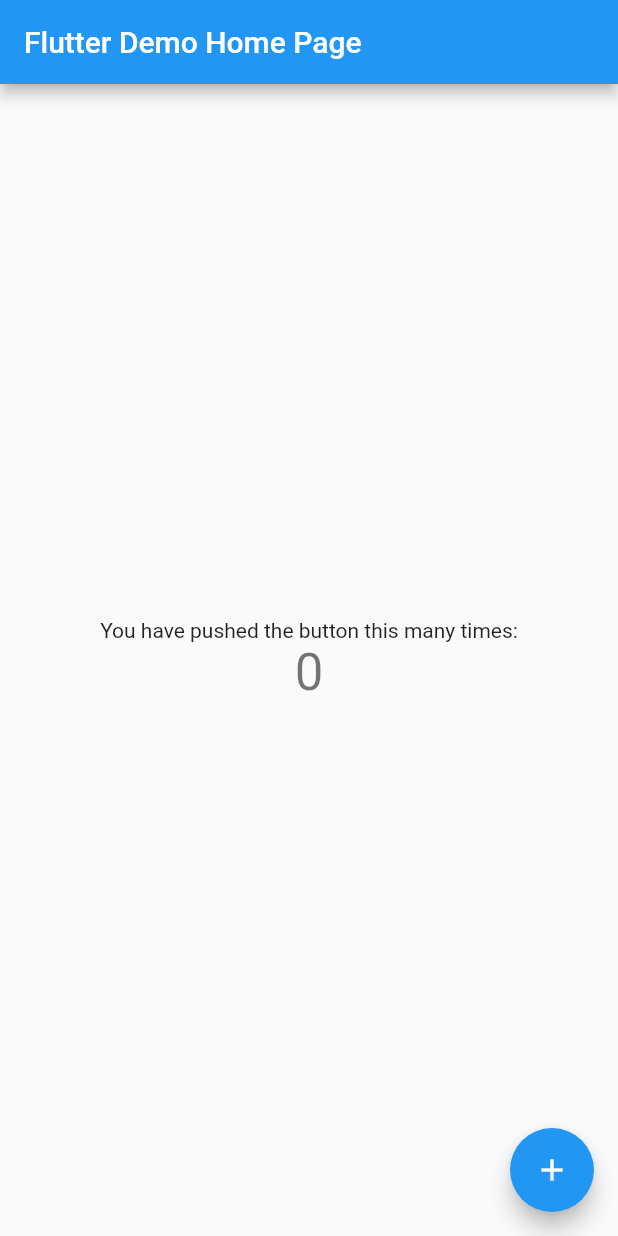
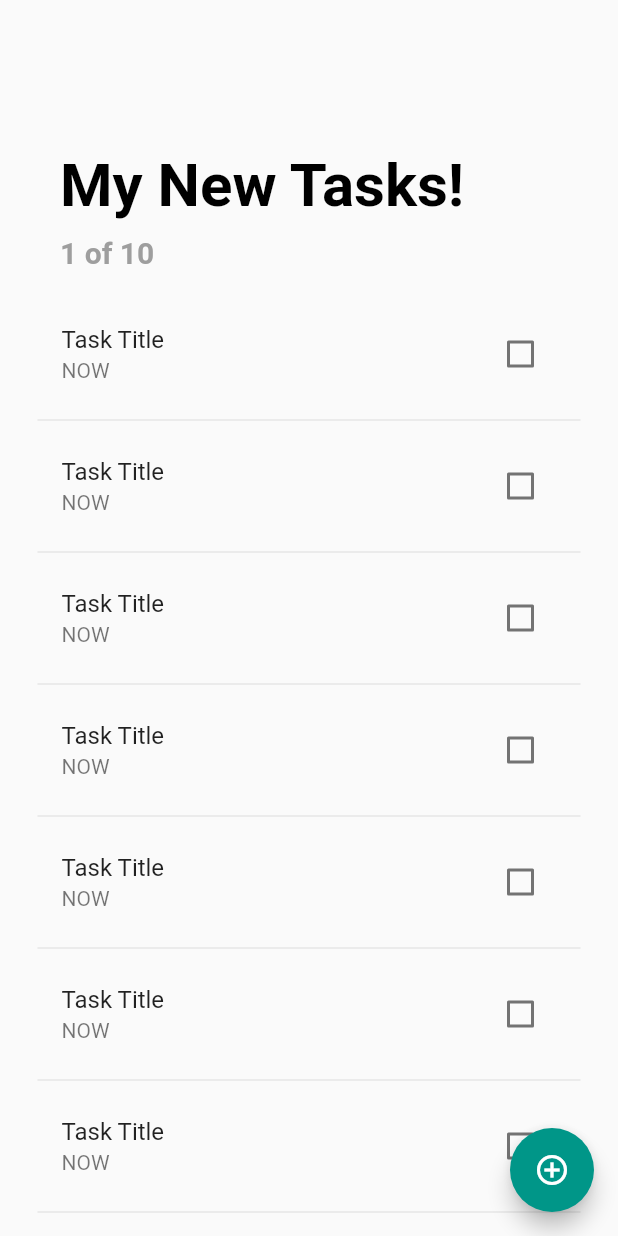
Before and after one commit to huskyjp/todo_sqlite, a Flutter app: the screen it shows after launch, on a phone screen of 412 x 824 dp. Run offline on Flutter 3.47's test engine with Material 2 defaults, Android fonts, the phone set to English and light mode, and no system bars.

Commit message:
Added Add Task Screen

```diff
--- a/lib/main.dart
+++ b/lib/main.dart
@@ -1,117 +1,21 @@
 import 'package:flutter/material.dart';
+import 'package:todo_sqlite/screens/todo_list_screen.dart';
 
 void main() {
   runApp(MyApp());
 }
 
 class MyApp extends StatelessWidget {
-  // This widget is the root of your application.
   @override
   Widget build(BuildContext context) {
     return MaterialApp(
-      title: 'Flutter Demo',
+      title: 'ToDo App with Flutter ListView',
+      debugShowCheckedModeBanner: false,
       theme: ThemeData(
-        // This is the theme of your application.
-        //
-        // Try running your application with "flutter run". You'll see the
-        // application has a blue toolbar. Then, without quitting the app, try
-        // changing the primarySwatch below to Colors.green and then invoke
-        // "hot reload" (press "r" in the console where you ran "flutter run",
-        // or simply save your changes to "hot reload" in a Flutter IDE).
-        // Notice that the counter didn't reset back to zero; the application
-        // is not restarted.
-        primarySwatch: Colors.blue,
-        // This makes the visual density adapt to the platform that you run
-        // the app on. For desktop platforms, the controls will be smaller and
-        // closer together (more dense) than on mobile platforms.
+        primarySwatch: Colors.teal,
         visualDensity: VisualDensity.adaptivePlatformDensity,
       ),
-      home: MyHomePage(title: 'Flutter Demo Home Page'),
+      home: ToDoListScreen(),
     );
   }
 }
-
-class MyHomePage extends StatefulWidget {
-  MyHomePage({Key key, this.title}) : super(key: key);
-
-  // This widget is the home page of your application. It is stateful, meaning
-  // that it has a State object (defined below) that contains fields that affect
-  // how it looks.
-
-  // This class is the configuration for the state. It holds the values (in this
-  // case the title) provided by the parent (in this case the App widget) and
-  // used by the build method of the State. Fields in a Widget subclass are
-  // always marked "final".
-
-  final String title;
-
-  @override
-  _MyHomePageState createState() => _MyHomePageState();
-}
-
-class _MyHomePageState extends State<MyHomePage> {
-  int _counter = 0;
-
-  void _incrementCounter() {
-    setState(() {
-      // This call to setState tells the Flutter framework that something has
-      // changed in this State, which causes it to rerun the build method below
-      // so that the display can reflect the updated values. If we changed
-      // _counter without calling setState(), then the build method would not be
-      // called again, and so nothing would appear to happen.
-      _counter++;
-    });
-  }
-
-  @override
-  Widget build(BuildContext context) {
-    // This method is rerun every time setState is called, for instance as done
-    // by the _incrementCounter method above.
-    //
-    // The Flutter framework has been optimized to make rerunning build methods
-    // fast, so that you can just rebuild anything that needs updating rather
-    // than having to individually change instances of widgets.
-    return Scaffold(
-      appBar: AppBar(
-        // Here we take the value from the MyHomePage object that was created by
-        // the App.build method, and use it to set our appbar title.
-        title: Text(widget.title),
-      ),
-      body: Center(
-        // Center is a layout widget. It takes a single child and positions it
-        // in the middle of the parent.
-        child: Column(
-          // Column is also a layout widget. It takes a list of children and
-          // arranges them vertically. By default, it sizes itself to fit its
-          // children horizontally, and tries to be as tall as its parent.
-          //
-          // Invoke "debug painting" (press "p" in the console, choose the
-          // "Toggle Debug Paint" action from the Flutter Inspector in Android
-          // Studio, or the "Toggle Debug Paint" command in Visual Studio Code)
-          // to see the wireframe for each widget.
-          //
-          // Column has various properties to control how it sizes itself and
-          // how it positions its children. Here we use mainAxisAlignment to
-          // center the children vertically; the main axis here is the vertical
-          // axis because Columns are vertical (the cross axis would be
-          // horizontal).
-          mainAxisAlignment: MainAxisAlignment.center,
-          children: <Widget>[
-            Text(
-              'You have pushed the button this many times:',
-            ),
-            Text(
-              '$_counter',
-              style: Theme.of(context).textTheme.headline4,
-            ),
-          ],
-        ),
-      ),
-      floatingActionButton: FloatingActionButton(
-        onPressed: _incrementCounter,
-        tooltip: 'Increment',
-        child: Icon(Icons.add),
-      ), // This trailing comma makes auto-formatting nicer for build methods.
-    );
-  }
-}
--- /dev/null
+++ b/lib/screens/todo_list_screen.dart
@@ -0,0 +1,92 @@
+import 'package:flutter/material.dart';
+import 'package:todo_sqlite/screens/add_tasks_screen.dart';
+
+class ToDoListScreen extends StatefulWidget {
+  @override
+  _ToDoListScreenState createState() => _ToDoListScreenState();
+}
+
+class _ToDoListScreenState extends State<ToDoListScreen> {
+  _buildTasks<Widget>(int index) {
+    return Padding(
+      padding: EdgeInsets.symmetric(
+        horizontal: 25.0,
+      ),
+      child: Column(
+        children: [
+          ListTile(
+            title: Text('Task Title'),
+            subtitle: Text("NOW"),
+            trailing: Checkbox(
+              onChanged: (value) {
+                setState(() {
+                  value = true;
+                });
+              },
+              activeColor: Theme.of(context).primaryColor,
+              value: false,
+            ),
+          ),
+          Divider(),
+        ],
+      ),
+    );
+  }
+
+  @override
+  Widget build(BuildContext context) {
+    return Scaffold(
+      floatingActionButton: FloatingActionButton(
+        backgroundColor: Theme.of(context).primaryColor,
+        child: Icon(Icons.add_circle_outline),
+        onPressed: () => Navigator.push(
+          context,
+          MaterialPageRoute(
+            builder: (_) => AddTasksScreen(),
+          ),
+        ),
+      ),
+      body: ListView.builder(
+        padding: EdgeInsets.symmetric(
+          vertical: 80.0,
+        ),
+        itemCount: 10,
+        itemBuilder: (BuildContext context, int index) {
+          if (index == 0) {
+            return Padding(
+              padding: EdgeInsets.symmetric(
+                horizontal: 40.0,
+                vertical: 20.0,
+              ),
+              child: Column(
+                crossAxisAlignment: CrossAxisAlignment.start,
+                children: <Widget>[
+                  Text(
+                    'My New Tasks!',
+                    style: TextStyle(
+                      color: Colors.black,
+                      fontSize: 40.0,
+                      fontWeight: FontWeight.bold,
+                    ),
+                  ),
+                  SizedBox(
+                    height: 10.0,
+                  ),
+                  Text(
+                    '1 of 10',
+                    style: TextStyle(
+                      color: Colors.grey,
+                      fontSize: 20.0,
+                      fontWeight: FontWeight.w600,
+                    ),
+                  )
+                ],
+              ),
+            );
+          }
+          return _buildTasks(index);
+        },
+      ),
+    );
+  }
+}
--- a/pubspec.yaml
+++ b/pubspec.yaml
@@ -28,6 +28,8 @@ dependencies:
   # The following adds the Cupertino Icons font to your application.
   # Use with the CupertinoIcons class for iOS style icons.
   cupertino_icons: ^0.1.3
+  intl: ^0.16.1
+
 
 dev_dependencies:
   flutter_test:
```
Also changed, not shown: lib/screens/add_tasks_screen.dart (added, +169 -0 lines), pubspec.lock.
